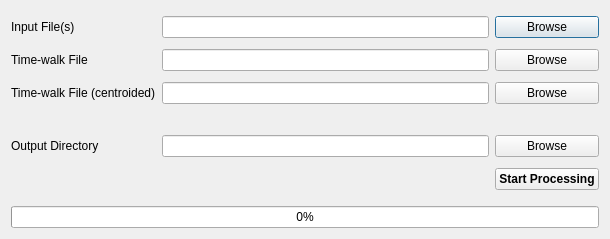
This is pymepixviewer/dialogs/ui/postprocessing.ui in CFEL-CMI/pymepix-viewer as Qt 5 draws it before an edit. The edited form follows.
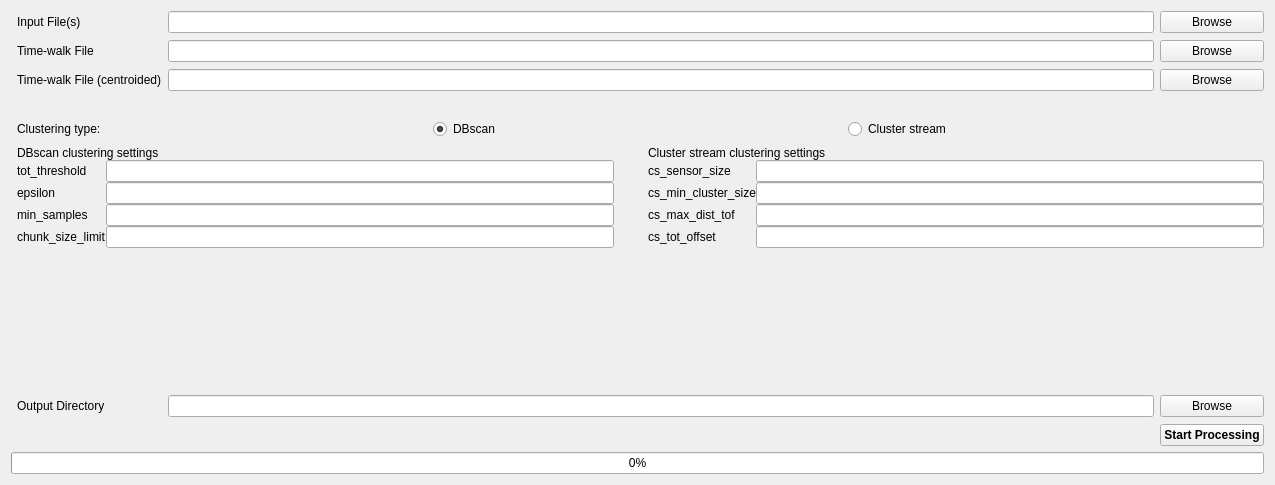
This is the edited form.

```diff
--- a/pymepixviewer/dialogs/ui/postprocessing.ui
+++ b/pymepixviewer/dialogs/ui/postprocessing.ui
@@ -6,8 +6,8 @@
    <rect>
     <x>0</x>
     <y>0</y>
-    <width>610</width>
-    <height>239</height>
+    <width>1275</width>
+    <height>485</height>
    </rect>
   </property>
   <property name="windowTitle">
@@ -20,6 +20,9 @@
       <layout class="QHBoxLayout" name="horizontalLayout_3">
        <item>
         <layout class="QGridLayout" name="gridLayout">
+         <property name="verticalSpacing">
+          <number>7</number>
+         </property>
          <item row="2" column="1">
           <widget class="QLabel" name="labelTimeWalkFileCentroided">
            <property name="text">
@@ -27,55 +30,37 @@
            </property>
           </widget>
          </item>
-         <item row="1" column="1">
-          <widget class="QLabel" name="labelTimeWalkFile">
-           <property name="text">
-            <string>Time-walk File</string>
-           </property>
-          </widget>
-         </item>
-         <item row="2" column="2">
-          <widget class="QLineEdit" name="lineEditTimeWalkFileCentroided"/>
-         </item>
-         <item row="0" column="3">
-          <widget class="QPushButton" name="pushButtonBrowseInputFiles">
-           <property name="text">
-            <string>Browse</string>
-           </property>
-          </widget>
-         </item>
-         <item row="0" column="1">
-          <widget class="QLabel" name="labelInputFiles">
-           <property name="text">
-            <string>Input File(s)</string>
-           </property>
-          </widget>
-         </item>
-         <item row="4" column="1">
+         <item row="7" column="1">
           <widget class="QLabel" name="labelOutputDirectory">
            <property name="text">
             <string>Output Directory</string>
            </property>
           </widget>
          </item>
-         <item row="0" column="2">
-          <widget class="QLineEdit" name="lineEditInputFiles">
-           <property name="toolTip">
-            <string>Semicolon separated list of filenames</string>
+         <item row="0" column="3">
+          <widget class="QPushButton" name="pushButtonBrowseInputFiles">
+           <property name="focusPolicy">
+            <enum>Qt::NoFocus</enum>
            </property>
+           <property name="text">
+            <string>Browse</string>
+           </property>
           </widget>
          </item>
-         <item row="4" column="3">
-          <widget class="QPushButton" name="pushButtonBrowseOutputDirectory">
+         <item row="1" column="3">
+          <widget class="QPushButton" name="pushButtonBrowseTimeWalkFile">
+           <property name="focusPolicy">
+            <enum>Qt::NoFocus</enum>
+           </property>
            <property name="text">
             <string>Browse</string>
            </property>
           </widget>
          </item>
-         <item row="4" column="2">
+         <item row="7" column="2">
           <widget class="QLineEdit" name="lineEditOutputDirectory"/>
          </item>
-         <item row="5" column="3">
+         <item row="8" column="3">
           <widget class="QPushButton" name="pushButtonStartProcessing">
            <property name="sizePolicy">
             <sizepolicy hsizetype="Maximum" vsizetype="Fixed">
@@ -89,40 +74,269 @@
              <bold>true</bold>
             </font>
            </property>
+           <property name="focusPolicy">
+            <enum>Qt::NoFocus</enum>
+           </property>
            <property name="text">
             <string>Start Processing</string>
            </property>
           </widget>
          </item>
-         <item row="1" column="2">
-          <widget class="QLineEdit" name="lineEditTimeWalkFile"/>
-         </item>
-         <item row="1" column="3">
-          <widget class="QPushButton" name="pushButtonBrowseTimeWalkFile">
+         <item row="7" column="3">
+          <widget class="QPushButton" name="pushButtonBrowseOutputDirectory">
+           <property name="focusPolicy">
+            <enum>Qt::NoFocus</enum>
+           </property>
            <property name="text">
             <string>Browse</string>
            </property>
           </widget>
          </item>
+         <item row="4" column="0">
+          <layout class="QVBoxLayout" name="verticalLayout_2"/>
+         </item>
          <item row="2" column="3">
           <widget class="QPushButton" name="pushButtonBrowseTimeWalkFileCentroided">
+           <property name="focusPolicy">
+            <enum>Qt::NoFocus</enum>
+           </property>
            <property name="text">
             <string>Browse</string>
            </property>
           </widget>
          </item>
-         <item row="3" column="1" colspan="3">
-          <spacer name="horizontalSpacer">
+         <item row="2" column="2">
+          <widget class="QLineEdit" name="lineEditTimeWalkFileCentroided"/>
+         </item>
+         <item row="0" column="2">
+          <widget class="QLineEdit" name="lineEditInputFiles">
+           <property name="toolTip">
+            <string>Semicolon separated list of filenames</string>
+           </property>
+          </widget>
+         </item>
+         <item row="1" column="2">
+          <widget class="QLineEdit" name="lineEditTimeWalkFile"/>
+         </item>
+         <item row="0" column="1">
+          <widget class="QLabel" name="labelInputFiles">
+           <property name="text">
+            <string>Input File(s)</string>
+           </property>
+          </widget>
+         </item>
+         <item row="4" column="1" colspan="3">
+          <layout class="QHBoxLayout" name="horizontalLayout">
+           <property name="sizeConstraint">
+            <enum>QLayout::SetDefaultConstraint</enum>
+           </property>
+           <item>
+            <widget class="QLabel" name="label">
+             <property name="text">
+              <string>Clustering type:</string>
+             </property>
+            </widget>
+           </item>
+           <item alignment="Qt::AlignLeft">
+            <widget class="QRadioButton" name="dbscan_rbutton">
+             <property name="text">
+              <string>DBscan</string>
+             </property>
+             <property name="checked">
+              <bool>true</bool>
+             </property>
+            </widget>
+           </item>
+           <item>
+            <widget class="QRadioButton" name="cstream_rbutton">
+             <property name="text">
+              <string>Cluster stream</string>
+             </property>
+            </widget>
+           </item>
+          </layout>
+         </item>
+         <item row="1" column="1">
+          <widget class="QLabel" name="labelTimeWalkFile">
+           <property name="text">
+            <string>Time-walk File</string>
+           </property>
+          </widget>
+         </item>
+         <item row="6" column="1" colspan="3">
+          <layout class="QVBoxLayout" name="verticalLayout_4">
+           <item>
+            <spacer name="verticalSpacer">
+             <property name="orientation">
+              <enum>Qt::Vertical</enum>
+             </property>
+             <property name="sizeHint" stdset="0">
+              <size>
+               <width>20</width>
+               <height>40</height>
+              </size>
+             </property>
+            </spacer>
+           </item>
+           <item>
+            <widget class="QLabel" name="label_14">
+             <property name="text">
+              <string>         </string>
+             </property>
+            </widget>
+           </item>
+          </layout>
+         </item>
+         <item row="5" column="1" colspan="3">
+          <layout class="QVBoxLayout" name="verticalLayout_7">
+           <item>
+            <layout class="QGridLayout" name="gridLayout_2">
+             <item row="5" column="1">
+              <widget class="QLabel" name="label_7">
+               <property name="toolTip">
+                <string>&lt;html&gt;&lt;head/&gt;&lt;body&gt;&lt;p&gt;Minimal number of pixels in clusters.&lt;/p&gt;&lt;p&gt;Recommended value: 3&lt;/p&gt;&lt;/body&gt;&lt;/html&gt;</string>
+               </property>
+               <property name="text">
+                <string>min_samples</string>
+               </property>
+              </widget>
+             </item>
+             <item row="5" column="6">
+              <widget class="QLineEdit" name="lineEdit_cs_max_dist_tof"/>
+             </item>
+             <item row="2" column="6">
+              <widget class="QLineEdit" name="lineEdit_cs_sensor_size">
+               <property name="focusPolicy">
+                <enum>Qt::ClickFocus</enum>
+               </property>
+              </widget>
+             </item>
+             <item row="6" column="1">
+              <widget class="QLabel" name="label_9">
+               <property name="toolTip">
+                <string>&lt;html&gt;&lt;head/&gt;&lt;body&gt;&lt;p&gt;Chunk size in pixels, used for DBscan clustering.&lt;/p&gt;&lt;p&gt;Recommended value: 6_500&lt;/p&gt;&lt;/body&gt;&lt;/html&gt;</string>
+               </property>
+               <property name="text">
+                <string>chunk_size_limit</string>
+               </property>
+              </widget>
+             </item>
+             <item row="2" column="2">
+              <widget class="QLineEdit" name="lineEdit_tot_threshold"/>
+             </item>
+             <item row="2" column="1">
+              <widget class="QLabel" name="label_3">
+               <property name="toolTip">
+                <string>&lt;html&gt;&lt;head/&gt;&lt;body&gt;&lt;p&gt;ToT threshold, all pixels with ToT below will be discarded.&lt;/p&gt;&lt;p&gt;Recommended value: 25&lt;/p&gt;&lt;/body&gt;&lt;/html&gt;</string>
+               </property>
+               <property name="text">
+                <string>tot_threshold</string>
+               </property>
+              </widget>
+             </item>
+             <item row="4" column="4">
+              <widget class="QLabel" name="label_10">
+               <property name="toolTip">
+                <string>&lt;html&gt;&lt;head/&gt;&lt;body&gt;&lt;p&gt;Minimal number of voxels in clusters, the blobs having smaller size are discarded.&lt;/p&gt;&lt;p&gt;Recommended value: 3&lt;/p&gt;&lt;/body&gt;&lt;/html&gt;</string>
+               </property>
+               <property name="text">
+                <string>cs_min_cluster_size</string>
+               </property>
+              </widget>
+             </item>
+             <item row="2" column="4">
+              <widget class="QLabel" name="label_5">
+               <property name="toolTip">
+                <string>&lt;html&gt;&lt;head/&gt;&lt;body&gt;&lt;p&gt;Size of camera sensor.&lt;/p&gt;&lt;p&gt;Default value: 256&lt;/p&gt;&lt;/body&gt;&lt;/html&gt;</string>
+               </property>
+               <property name="text">
+                <string>cs_sensor_size</string>
+               </property>
+              </widget>
+             </item>
+             <item row="5" column="2">
+              <widget class="QLineEdit" name="lineEdit_min_samples"/>
+             </item>
+             <item row="0" column="4" colspan="3">
+              <widget class="QLabel" name="label_2">
+               <property name="text">
+                <string>Cluster stream clustering settings</string>
+               </property>
+              </widget>
+             </item>
+             <item row="4" column="2">
+              <widget class="QLineEdit" name="lineEdit_epsilon"/>
+             </item>
+             <item row="6" column="2">
+              <widget class="QLineEdit" name="lineEdit_chunk_size_limit"/>
+             </item>
+             <item row="4" column="1">
+              <widget class="QLabel" name="label_6">
+               <property name="toolTip">
+                <string>&lt;html&gt;&lt;head/&gt;&lt;body&gt;&lt;p&gt;The parameter corresponding to maximal distance between possible neighbours in Cluster.&lt;/p&gt;&lt;p&gt;Recommended value: 2.0&lt;/p&gt;&lt;/body&gt;&lt;/html&gt;</string>
+               </property>
+               <property name="text">
+                <string>epsilon</string>
+               </property>
+              </widget>
+             </item>
+             <item row="5" column="4">
+              <widget class="QLabel" name="label_12">
+               <property name="toolTip">
+                <string>&lt;html&gt;&lt;head/&gt;&lt;body&gt;&lt;p&gt;Maximal ToF distance between pixels used in cluster streaming algorithm. &lt;/p&gt;&lt;p&gt;Recommended value: 5e-08&lt;/p&gt;&lt;/body&gt;&lt;/html&gt;</string>
+               </property>
+               <property name="text">
+                <string>cs_max_dist_tof</string>
+               </property>
+              </widget>
+             </item>
+             <item row="4" column="6">
+              <widget class="QLineEdit" name="lineEdit_cs_min_cluster_size"/>
+             </item>
+             <item row="6" column="6">
+              <widget class="QLineEdit" name="lineEdit_cs_tot_offset"/>
+             </item>
+             <item row="6" column="4">
+              <widget class="QLabel" name="label_13">
+               <property name="toolTip">
+                <string>&lt;html&gt;&lt;head/&gt;&lt;body&gt;&lt;p&gt;Tolerance factor for ToT (intensity) of pixels in cluster streaming algorithm. Zero value means strong condition that earliest in ToF pixels should be brigher, 0.5 means that it could be 50% lower in intensity later in ToF neighbour. Recommended value : 0.5&lt;/p&gt;&lt;/body&gt;&lt;/html&gt;</string>
+               </property>
+               <property name="text">
+                <string>cs_tot_offset</string>
+               </property>
+              </widget>
+             </item>
+             <item row="0" column="1" colspan="2">
+              <widget class="QLabel" name="label_4">
+               <property name="text">
+                <string>DBscan clustering settings</string>
+               </property>
+              </widget>
+             </item>
+             <item row="2" column="3">
+              <widget class="QLabel" name="label_8">
+               <property name="text">
+                <string>          </string>
+               </property>
+              </widget>
+             </item>
+            </layout>
+           </item>
+          </layout>
+         </item>
+         <item row="3" column="0">
+          <widget class="Line" name="line">
            <property name="orientation">
             <enum>Qt::Horizontal</enum>
            </property>
-           <property name="sizeHint" stdset="0">
-            <size>
-             <width>40</width>
-             <height>20</height>
-            </size>
+          </widget>
+         </item>
+         <item row="3" column="1">
+          <widget class="QLabel" name="label_11">
+           <property name="text">
+            <string>      </string>
            </property>
-          </spacer>
+          </widget>
          </item>
         </layout>
        </item>
```
